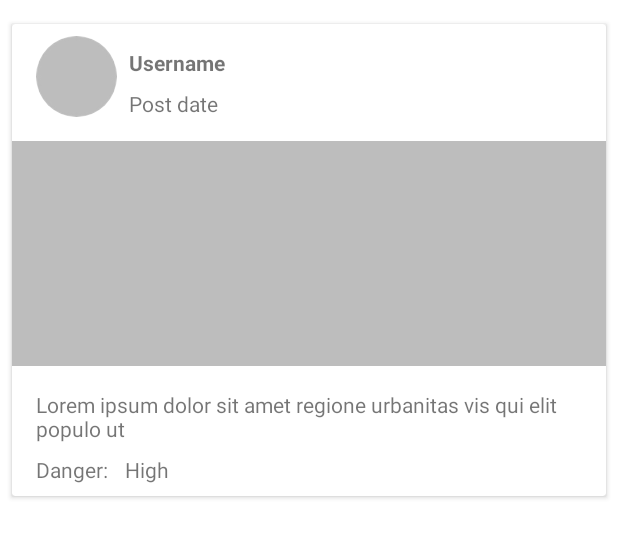
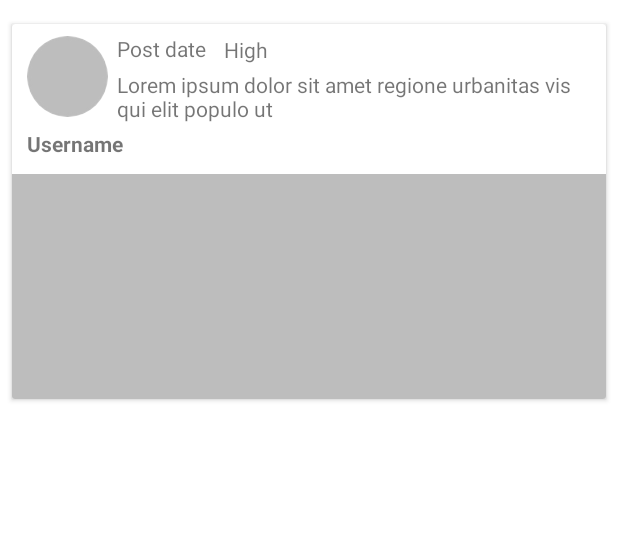
Before and after one commit to menjivar98/ProyectoSicor, an Android app: the layout post_list_item.xml on its own in the app's theme, with its tools: preview values and no code run, on a phone screen of 412 x 824 dp. Shown: the top 538 px of the screen. Run offline under Robolectric (Android 15) with nearby library versions, the phone set to English and light mode, and no system bars.

Commit message:
Se cambio el diseno base de cada item

```diff
--- a/app/src/main/res/layout/post_list_item.xml
+++ b/app/src/main/res/layout/post_list_item.xml
@@ -23,52 +23,54 @@
 
         <androidx.constraintlayout.widget.ConstraintLayout
             android:layout_width="match_parent"
-            android:layout_height="wrap_content">
+            android:layout_height="match_parent">
 
             <de.hdodenhof.circleimageview.CircleImageView
                 android:id="@+id/post_user_image"
                 android:layout_width="54dp"
                 android:layout_height="54dp"
-                android:layout_marginStart="16dp"
-                android:layout_marginLeft="16dp"
+                android:layout_marginStart="10dp"
+                android:layout_marginLeft="10dp"
                 android:layout_marginTop="8dp"
                 android:layout_marginBottom="8dp"
                 app:layout_constraintBottom_toTopOf="@+id/post_image"
                 app:layout_constraintStart_toStartOf="parent"
                 app:layout_constraintTop_toTopOf="parent"
+                app:layout_constraintVertical_bias="1.0"
                 tools:src="@drawable/user_photo_item" />
 
             <TextView
                 android:id="@+id/post_username"
                 android:layout_width="wrap_content"
-                android:layout_height="0dp"
-                android:layout_marginStart="8dp"
-                android:layout_marginLeft="8dp"
-                android:layout_marginTop="16dp"
-                android:text="Username"
+                android:layout_height="wrap_content"
+                android:layout_marginStart="10dp"
+                android:layout_marginLeft="10dp"
+                android:layout_marginTop="8dp"
+                android:text="@string/username"
                 android:textStyle="bold"
-                app:layout_constraintStart_toEndOf="@+id/post_user_image"
-                app:layout_constraintTop_toTopOf="parent" />
+                app:layout_constraintStart_toStartOf="parent"
+                app:layout_constraintTop_toBottomOf="@+id/post_user_image" />
 
             <TextView
                 android:id="@+id/post_date"
                 android:layout_width="wrap_content"
                 android:layout_height="wrap_content"
-                android:layout_marginStart="8dp"
-                android:layout_marginLeft="8dp"
-                android:layout_marginTop="8dp"
-                android:layout_marginBottom="16dp"
-                android:text="Post date"
-                app:layout_constraintBottom_toTopOf="@+id/post_image"
+                android:layout_marginStart="6dp"
+                android:layout_marginLeft="6dp"
+                android:layout_marginTop="6dp"
+                android:layout_marginBottom="4dp"
+                android:text="@string/post_date"
+                app:layout_constraintBottom_toTopOf="@+id/post_desc"
                 app:layout_constraintStart_toEndOf="@+id/post_user_image"
-                app:layout_constraintTop_toBottomOf="@+id/post_username" />
+                app:layout_constraintTop_toTopOf="parent" />
 
             <ImageView
                 android:id="@+id/post_image"
                 android:layout_width="0dp"
                 android:layout_height="150dp"
-                android:layout_marginTop="16dp"
+                android:layout_marginTop="30dp"
                 android:scaleType="centerCrop"
+                app:layout_constraintBottom_toBottomOf="parent"
                 app:layout_constraintEnd_toEndOf="parent"
                 app:layout_constraintStart_toStartOf="parent"
                 app:layout_constraintTop_toBottomOf="@+id/post_user_image"
@@ -76,42 +78,28 @@
 
             <TextView
                 android:id="@+id/post_desc"
-                android:layout_width="0dp"
-                android:layout_height="wrap_content"
-                android:layout_marginStart="16dp"
-                android:layout_marginLeft="16dp"
-                android:layout_marginTop="16dp"
-                android:layout_marginEnd="16dp"
-                android:layout_marginRight="16dp"
+                android:layout_width="317dp"
+                android:layout_height="35dp"
+                android:layout_marginStart="6dp"
+                android:layout_marginLeft="6dp"
+                android:layout_marginBottom="34dp"
                 android:text="Lorem ipsum dolor sit amet regione urbanitas vis qui elit populo ut"
-                app:layout_constraintEnd_toEndOf="parent"
-                app:layout_constraintStart_toStartOf="parent"
-                app:layout_constraintTop_toBottomOf="@+id/post_image" />
-
-            <TextView
-                android:id="@+id/textView5"
-                android:layout_width="wrap_content"
-                android:layout_height="wrap_content"
-                android:layout_marginStart="16dp"
-                android:layout_marginLeft="16dp"
-                android:layout_marginTop="8dp"
-                android:layout_marginBottom="8dp"
-                android:text="Danger: "
-                app:layout_constraintStart_toStartOf="parent"
-                app:layout_constraintTop_toBottomOf="@+id/post_desc" />
+                app:layout_constraintBottom_toTopOf="@+id/post_image"
+                app:layout_constraintStart_toEndOf="@+id/post_user_image" />
 
             <TextView
                 android:id="@+id/post_danger"
                 android:layout_width="wrap_content"
                 android:layout_height="wrap_content"
-                android:layout_marginStart="8dp"
-                android:layout_marginLeft="8dp"
-                android:layout_marginTop="8dp"
-                android:layout_marginBottom="8dp"
-                android:text="High"
-                app:layout_constraintBottom_toBottomOf="parent"
-                app:layout_constraintStart_toEndOf="@+id/textView5"
-                app:layout_constraintTop_toBottomOf="@+id/post_desc" />
+                android:layout_marginStart="12dp"
+                android:layout_marginLeft="12dp"
+                android:layout_marginTop="6dp"
+                android:layout_marginBottom="4dp"
+                android:text="@string/high"
+                app:layout_constraintBottom_toTopOf="@+id/post_desc"
+                app:layout_constraintStart_toEndOf="@+id/post_date"
+                app:layout_constraintTop_toTopOf="parent"
+                app:layout_constraintVertical_bias="1.0" />
 
         </androidx.constraintlayout.widget.ConstraintLayout>
     </androidx.cardview.widget.CardView>
--- a/app/src/main/res/values/strings.xml
+++ b/app/src/main/res/values/strings.xml
@@ -26,4 +26,7 @@
     <string name="sign_up_for_sicor">Sign Up for Sicor</string>
     <string name="are_you_new_here_create_an_account">Are you new here? Create an account!</string>
     <string name="enter_a_description">Enter a description</string>
+    <string name="post_date">Post date</string>
+    <string name="high">High</string>
+    <string name="username">Username</string>
 </resources>
```
